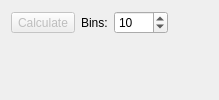
Before: the Qt Designer form tse_analytics/modules/phenomaster/submodules/actimot/views/stream/stream_widget.ui in TSE-Systems/tse-analytics, drawn with Qt 5.
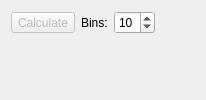
After: the same form once the commit is applied. Custom widgets are drawn as their Qt base class.

The edit to the form file:
```diff
--- a/tse_analytics/modules/phenomaster/submodules/actimot/views/stream/stream_widget.ui
+++ b/tse_analytics/modules/phenomaster/submodules/actimot/views/stream/stream_widget.ui
@@ -29,7 +29,7 @@
         <number>1</number>
        </property>
        <property name="maximum">
-        <number>1000</number>
+        <number>32</number>
        </property>
        <property name="value">
         <number>10</number>
```
